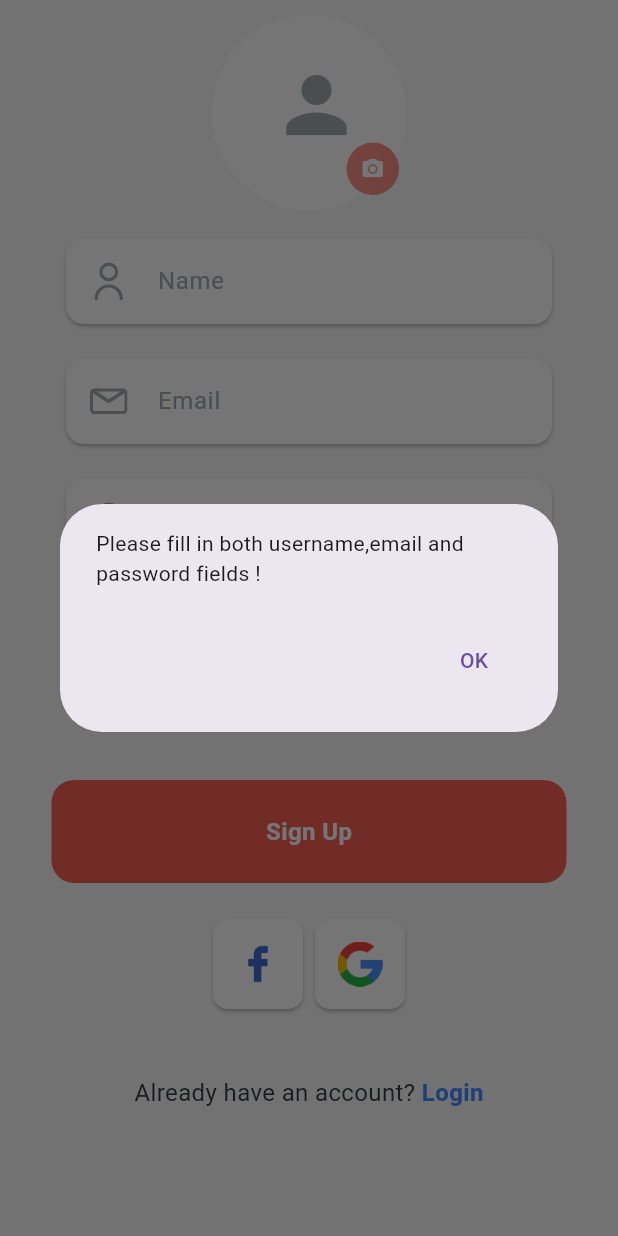
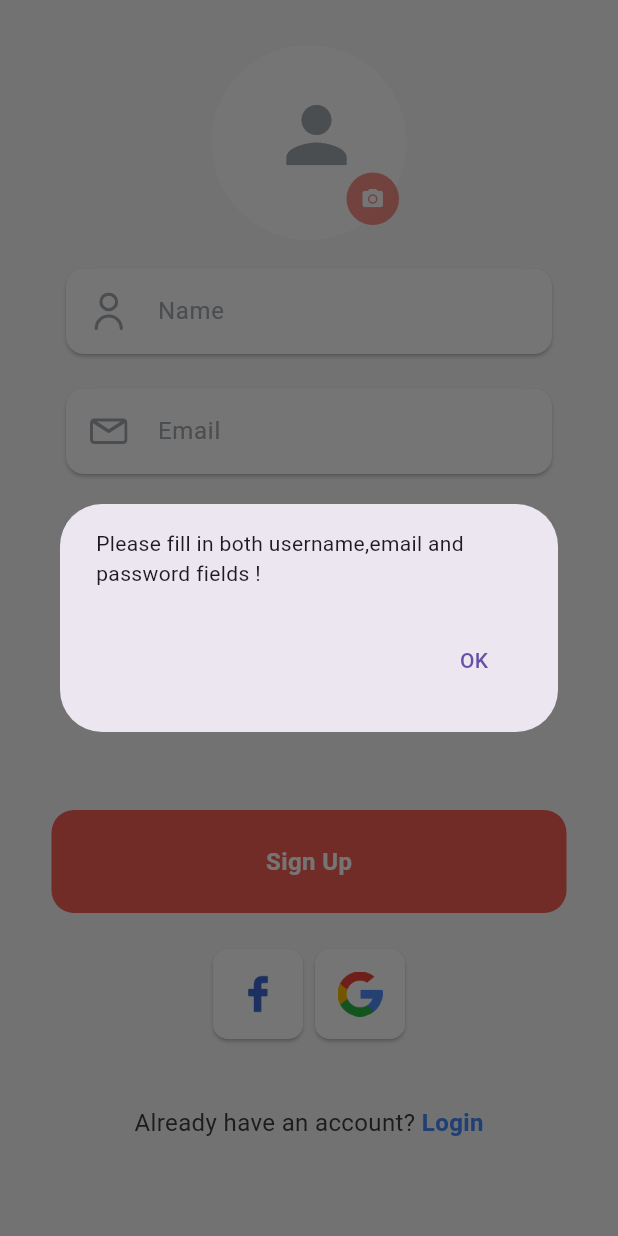
Before and after one commit to hasan972/dokan, a Flutter app: the SignUp screen opened directly, after a tap on "Sign Up", on a phone screen of 412 x 824 dp. Run offline on Flutter 3.47's test engine with Material 3 defaults, Android fonts, the phone set to English and light mode, and no system bars; our stand-ins replace animated_splash_screen, curved_labeled_navigation_bar, flutter_svg, fluttertoast, shared_preferences; accounts and stored records are empty.

Commit message:
Finish The task

```diff
--- a/lib/UI/signUp.dart
+++ b/lib/UI/signUp.dart
@@ -35,7 +35,7 @@ class _SignUpState extends State<SignUp> {
       body: SingleChildScrollView(
         // padding: EdgeInsets.fromLTRB(10, 0, 5, 20),
         child: Padding(
-          padding: const EdgeInsets.all(10.0),
+          padding: const EdgeInsets.fromLTRB(10,30,10,0),
           child: Column(
             children: [
               Container(
@@ -220,20 +220,22 @@ class _SignUpState extends State<SignUp> {
                   } else {
                     Repositoris().userRegisterRP(
                         userName.text, userMail.text, userPass.text);
-                   // clearData();
-                    Navigator.of(context).pop();
-                     AllService().toastMessage('User Registration Successful, Now Log In', 14);
-                    // ScaffoldMessenger.of(context).showSnackBar(
-                    //   SnackBar(
-                    //     content: const Text(
-                    //       'User Registration Successful, Now Log In.',
-                    //       textAlign: TextAlign.center,
-                    //       style: TextStyle(color: Colors.white),
-                    //     ),
-                    //     backgroundColor: MyColors().mainColor,
-                    //     duration: const Duration(seconds: 5),
-                    //   ),
-                    // );
+                    Navigator.push(
+                                context,
+                                MaterialPageRoute(
+                                    builder: (context) => LoginPage()),
+                              );
+                    ScaffoldMessenger.of(context).showSnackBar(
+                      SnackBar(
+                        content: const Text(
+                          'User Registration Successful, Now Log In.',
+                          textAlign: TextAlign.center,
+                          style: TextStyle(color: Colors.white),
+                        ),
+                        backgroundColor: MyColors().mainColor,
+                        duration: const Duration(seconds: 5),
+                      ),
+                    );
                   }
                 },
                 child: Container(
--- a/lib/services/repositories/data_response.dart
+++ b/lib/services/repositories/data_response.dart
@@ -75,6 +75,7 @@ class Repositoris {
                   child: Text("OK"),
                   onPressed: () {
                     Navigator.of(context).pop();
+
                   },
                 ),
               ],
```
Also changed, not shown: lib/UI/login.dart (+8 -27 lines).
